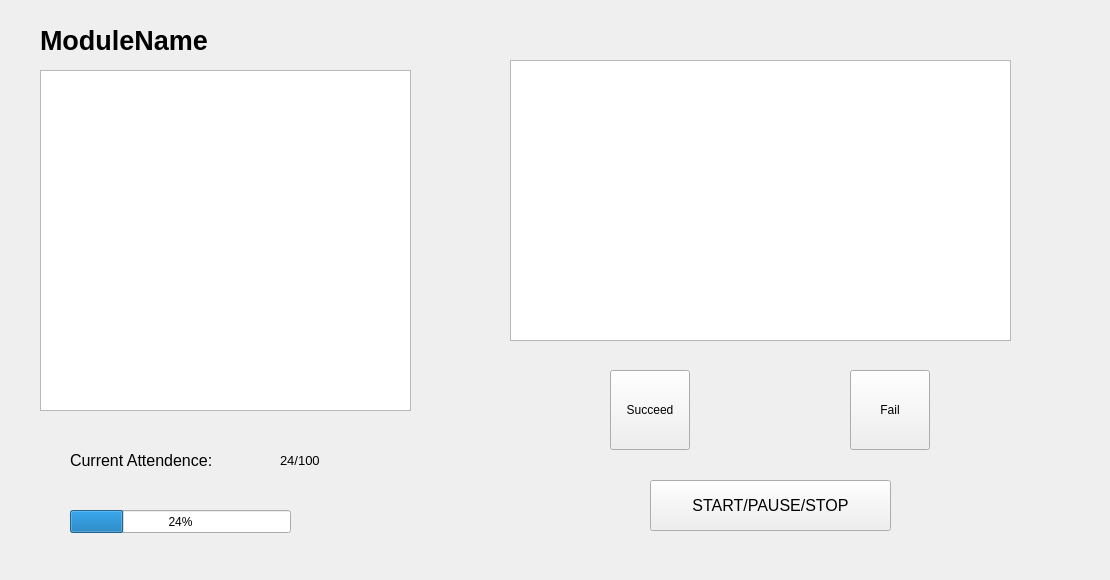
Qt form resources/UI_resources/recording_totalframe.ui (doddodod/GRP17) before a commit.
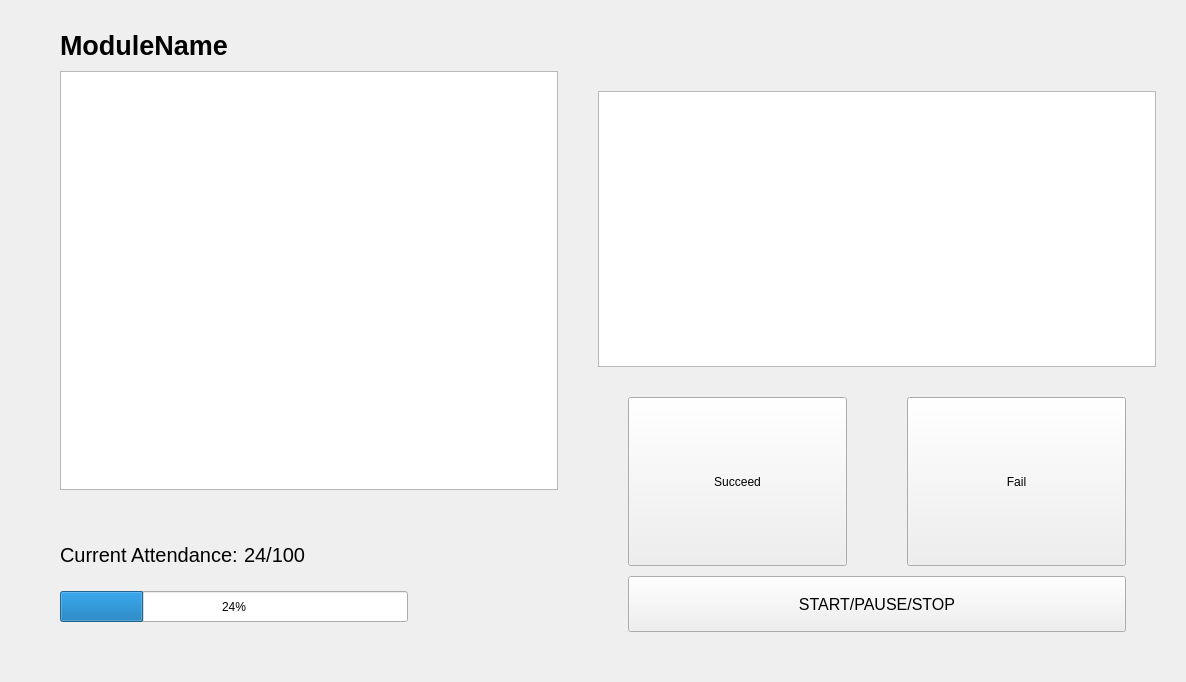
The same form after that commit.

Patch:
```diff
--- a/resources/UI_resources/recording_totalframe.ui
+++ b/resources/UI_resources/recording_totalframe.ui
@@ -6,168 +6,306 @@
    <rect>
     <x>0</x>
     <y>0</y>
-    <width>1110</width>
-    <height>580</height>
+    <width>1186</width>
+    <height>682</height>
    </rect>
   </property>
   <property name="windowTitle">
    <string>Frame</string>
   </property>
-  <widget class="QWidget" name="widget" native="true">
-   <property name="geometry">
-    <rect>
-     <x>470</x>
-     <y>10</y>
-     <width>581</width>
-     <height>531</height>
-    </rect>
+  <layout class="QGridLayout" name="gridLayout_2">
+   <property name="leftMargin">
+    <number>30</number>
    </property>
-   <widget class="QTextBrowser" name="textBrowser">
-    <property name="geometry">
-     <rect>
-      <x>40</x>
-      <y>50</y>
-      <width>501</width>
-      <height>281</height>
-     </rect>
-    </property>
-   </widget>
-   <widget class="QPushButton" name="pushButton">
-    <property name="geometry">
-     <rect>
-      <x>180</x>
-      <y>470</y>
-      <width>241</width>
-      <height>51</height>
-     </rect>
-    </property>
-    <property name="font">
-     <font>
-      <pointsize>12</pointsize>
-     </font>
-    </property>
-    <property name="text">
-     <string>START/PAUSE/STOP</string>
-    </property>
-   </widget>
-   <widget class="QToolButton" name="toolButton">
-    <property name="geometry">
-     <rect>
-      <x>140</x>
-      <y>360</y>
-      <width>80</width>
-      <height>80</height>
-     </rect>
-    </property>
-    <property name="text">
-     <string>Succeed</string>
-    </property>
-   </widget>
-   <widget class="QToolButton" name="toolButton_2">
-    <property name="geometry">
-     <rect>
-      <x>380</x>
-      <y>360</y>
-      <width>80</width>
-      <height>80</height>
-     </rect>
-    </property>
-    <property name="text">
-     <string>Fail</string>
-    </property>
-   </widget>
-  </widget>
-  <widget class="QGraphicsView" name="graphicsView">
-   <property name="geometry">
-    <rect>
-     <x>40</x>
-     <y>70</y>
-     <width>371</width>
-     <height>341</height>
-    </rect>
+   <property name="topMargin">
+    <number>30</number>
    </property>
-  </widget>
-  <widget class="QLabel" name="label">
-   <property name="geometry">
-    <rect>
-     <x>40</x>
-     <y>10</y>
-     <width>201</width>
-     <height>61</height>
-    </rect>
+   <property name="rightMargin">
+    <number>30</number>
    </property>
-   <property name="font">
-    <font>
-     <pointsize>20</pointsize>
-     <weight>75</weight>
-     <bold>true</bold>
-    </font>
+   <property name="bottomMargin">
+    <number>30</number>
    </property>
-   <property name="text">
-    <string>ModuleName</string>
-   </property>
-  </widget>
-  <widget class="QWidget" name="widget_2" native="true">
-   <property name="geometry">
-    <rect>
-     <x>40</x>
-     <y>420</y>
-     <width>371</width>
-     <height>121</height>
-    </rect>
-   </property>
-   <widget class="QProgressBar" name="progressBar">
-    <property name="geometry">
-     <rect>
-      <x>30</x>
-      <y>90</y>
-      <width>221</width>
-      <height>23</height>
-     </rect>
-    </property>
-    <property name="value">
-     <number>24</number>
-    </property>
-   </widget>
-   <widget class="QLabel" name="label_2">
-    <property name="geometry">
-     <rect>
-      <x>30</x>
-      <y>20</y>
-      <width>191</width>
-      <height>41</height>
-     </rect>
-    </property>
-    <property name="font">
-     <font>
-      <pointsize>12</pointsize>
-      <weight>50</weight>
-      <bold>false</bold>
-     </font>
-    </property>
-    <property name="text">
-     <string>Current Attendence: </string>
-    </property>
-   </widget>
-   <widget class="QLabel" name="label_3">
-    <property name="geometry">
-     <rect>
-      <x>240</x>
-      <y>20</y>
-      <width>101</width>
-      <height>41</height>
-     </rect>
-    </property>
-    <property name="font">
-     <font>
-      <pointsize>10</pointsize>
-     </font>
-    </property>
-    <property name="text">
-     <string>24/100</string>
-    </property>
-   </widget>
-  </widget>
+   <item row="0" column="0">
+    <layout class="QHBoxLayout" name="horizontalLayout" stretch="1,1">
+     <property name="spacing">
+      <number>10</number>
+     </property>
+     <item>
+      <layout class="QVBoxLayout" name="verticalLayout_3" stretch="4,1">
+       <item>
+        <layout class="QVBoxLayout" name="verticalLayout">
+         <property name="leftMargin">
+          <number>30</number>
+         </property>
+         <property name="topMargin">
+          <number>0</number>
+         </property>
+         <property name="rightMargin">
+          <number>30</number>
+         </property>
+         <property name="bottomMargin">
+          <number>30</number>
+         </property>
+         <item>
+          <widget class="QLabel" name="label">
+           <property name="sizePolicy">
+            <sizepolicy hsizetype="Fixed" vsizetype="Fixed">
+             <horstretch>0</horstretch>
+             <verstretch>0</verstretch>
+            </sizepolicy>
+           </property>
+           <property name="maximumSize">
+            <size>
+             <width>16777215</width>
+             <height>80</height>
+            </size>
+           </property>
+           <property name="font">
+            <font>
+             <pointsize>20</pointsize>
+             <weight>75</weight>
+             <bold>true</bold>
+            </font>
+           </property>
+           <property name="text">
+            <string>ModuleName</string>
+           </property>
+           <property name="margin">
+            <number>10</number>
+           </property>
+          </widget>
+         </item>
+         <item>
+          <widget class="QGraphicsView" name="faceRecog_graphicsView"/>
+         </item>
+        </layout>
+       </item>
+       <item>
+        <widget class="QWidget" name="widget_2" native="true">
+         <layout class="QGridLayout" name="gridLayout">
+          <property name="leftMargin">
+           <number>30</number>
+          </property>
+          <property name="rightMargin">
+           <number>180</number>
+          </property>
+          <property name="bottomMargin">
+           <number>30</number>
+          </property>
+          <property name="verticalSpacing">
+           <number>20</number>
+          </property>
+          <item row="0" column="0">
+           <layout class="QHBoxLayout" name="horizontalLayout_3">
+            <item>
+             <widget class="QLabel" name="label_2">
+              <property name="sizePolicy">
+               <sizepolicy hsizetype="Fixed" vsizetype="Expanding">
+                <horstretch>0</horstretch>
+                <verstretch>0</verstretch>
+               </sizepolicy>
+              </property>
+              <property name="font">
+               <font>
+                <pointsize>15</pointsize>
+                <weight>50</weight>
+                <bold>false</bold>
+               </font>
+              </property>
+              <property name="text">
+               <string>Current Attendance: </string>
+              </property>
+             </widget>
+            </item>
+            <item>
+             <widget class="QLabel" name="attendceRatio_label">
+              <property name="sizePolicy">
+               <sizepolicy hsizetype="Expanding" vsizetype="Fixed">
+                <horstretch>0</horstretch>
+                <verstretch>0</verstretch>
+               </sizepolicy>
+              </property>
+              <property name="font">
+               <font>
+                <pointsize>15</pointsize>
+               </font>
+              </property>
+              <property name="text">
+               <string>24/100</string>
+              </property>
+             </widget>
+            </item>
+           </layout>
+          </item>
+          <item row="1" column="0">
+           <widget class="QProgressBar" name="attendance_progressBar">
+            <property name="sizePolicy">
+             <sizepolicy hsizetype="Expanding" vsizetype="Expanding">
+              <horstretch>0</horstretch>
+              <verstretch>0</verstretch>
+             </sizepolicy>
+            </property>
+            <property name="maximumSize">
+             <size>
+              <width>800</width>
+              <height>40</height>
+             </size>
+            </property>
+            <property name="value">
+             <number>24</number>
+            </property>
+           </widget>
+          </item>
+         </layout>
+        </widget>
+       </item>
+      </layout>
+     </item>
+     <item>
+      <layout class="QVBoxLayout" name="verticalLayout_2" stretch="1,1">
+       <property name="topMargin">
+        <number>61</number>
+       </property>
+       <item>
+        <widget class="QTextBrowser" name="studentInfo_textBrowser"/>
+       </item>
+       <item>
+        <widget class="QWidget" name="widget_4" native="true">
+         <property name="sizePolicy">
+          <sizepolicy hsizetype="Expanding" vsizetype="Expanding">
+           <horstretch>0</horstretch>
+           <verstretch>0</verstretch>
+          </sizepolicy>
+         </property>
+         <layout class="QGridLayout" name="gridLayout_3">
+          <property name="leftMargin">
+           <number>30</number>
+          </property>
+          <property name="topMargin">
+           <number>20</number>
+          </property>
+          <property name="rightMargin">
+           <number>30</number>
+          </property>
+          <property name="bottomMargin">
+           <number>20</number>
+          </property>
+          <item row="0" column="0">
+           <layout class="QVBoxLayout" name="verticalLayout_4" stretch="3,1">
+            <property name="spacing">
+             <number>10</number>
+            </property>
+            <item>
+             <layout class="QHBoxLayout" name="horizontalLayout_2">
+              <item>
+               <widget class="QToolButton" name="toolButton">
+                <property name="sizePolicy">
+                 <sizepolicy hsizetype="MinimumExpanding" vsizetype="MinimumExpanding">
+                  <horstretch>0</horstretch>
+                  <verstretch>0</verstretch>
+                 </sizepolicy>
+                </property>
+                <property name="minimumSize">
+                 <size>
+                  <width>120</width>
+                  <height>120</height>
+                 </size>
+                </property>
+                <property name="maximumSize">
+                 <size>
+                  <width>300</width>
+                  <height>300</height>
+                 </size>
+                </property>
+                <property name="text">
+                 <string>Succeed</string>
+                </property>
+               </widget>
+              </item>
+              <item>
+               <spacer name="horizontalSpacer">
+                <property name="orientation">
+                 <enum>Qt::Horizontal</enum>
+                </property>
+                <property name="sizeType">
+                 <enum>QSizePolicy::Fixed</enum>
+                </property>
+                <property name="sizeHint" stdset="0">
+                 <size>
+                  <width>50</width>
+                  <height>20</height>
+                 </size>
+                </property>
+               </spacer>
+              </item>
+              <item>
+               <widget class="QToolButton" name="toolButton_2">
+                <property name="sizePolicy">
+                 <sizepolicy hsizetype="MinimumExpanding" vsizetype="MinimumExpanding">
+                  <horstretch>0</horstretch>
+                  <verstretch>0</verstretch>
+                 </sizepolicy>
+                </property>
+                <property name="minimumSize">
+                 <size>
+                  <width>120</width>
+                  <height>120</height>
+                 </size>
+                </property>
+                <property name="maximumSize">
+                 <size>
+                  <width>300</width>
+                  <height>300</height>
+                 </size>
+                </property>
+                <property name="text">
+                 <string>Fail</string>
+                </property>
+               </widget>
+              </item>
+             </layout>
+            </item>
+            <item>
+             <widget class="QPushButton" name="pushButton">
+              <property name="sizePolicy">
+               <sizepolicy hsizetype="Minimum" vsizetype="MinimumExpanding">
+                <horstretch>0</horstretch>
+                <verstretch>0</verstretch>
+               </sizepolicy>
+              </property>
+              <property name="minimumSize">
+               <size>
+                <width>0</width>
+                <height>50</height>
+               </size>
+              </property>
+              <property name="maximumSize">
+               <size>
+                <width>16777215</width>
+                <height>80</height>
+               </size>
+              </property>
+              <property name="font">
+               <font>
+                <pointsize>12</pointsize>
+               </font>
+              </property>
+              <property name="text">
+               <string>START/PAUSE/STOP</string>
+              </property>
+             </widget>
+            </item>
+           </layout>
+          </item>
+         </layout>
+        </widget>
+       </item>
+      </layout>
+     </item>
+    </layout>
+   </item>
+  </layout>
  </widget>
  <resources/>
  <connections/>
```
